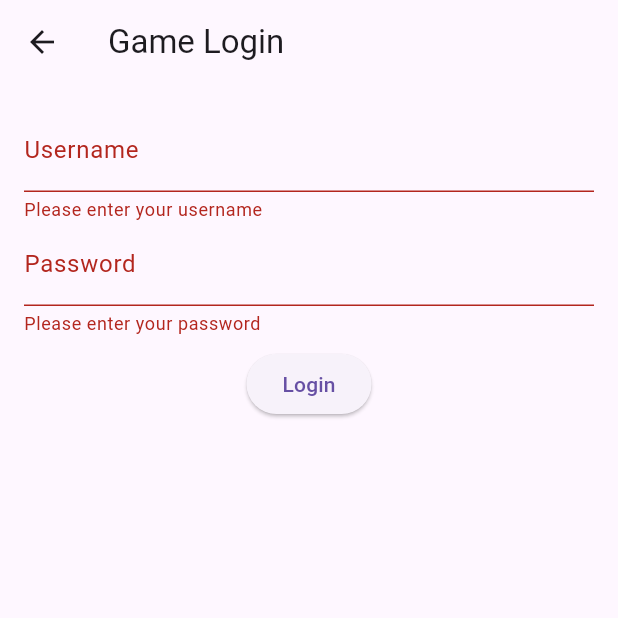
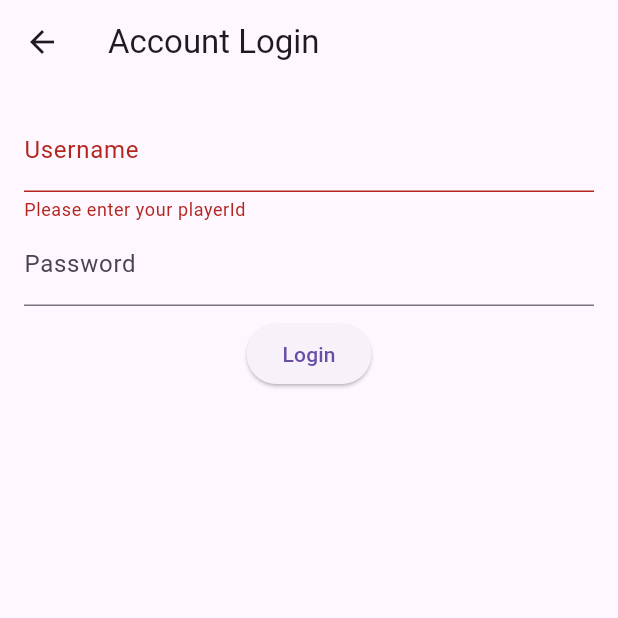
Before and after one commit to deniza/somun-flutter, a Flutter app: the LoginPage screen opened directly, after a tap on "Login", on a phone screen of 412 x 824 dp, the top half of it. Run offline on Flutter 3.47's test engine with Material 3 defaults, Android fonts, the phone set to English and light mode, and no system bars.

Commit message:
implemented base login routing

```diff
--- a/examples/example_game/lib/pages/login_page.dart
+++ b/examples/example_game/lib/pages/login_page.dart
@@ -1,4 +1,6 @@
+import 'package:example_game/pages/lobby_page.dart';
 import 'package:flutter/material.dart';
+import 'package:example_game/managers/game_manager.dart';
 
 class LoginPage extends StatelessWidget {
 
@@ -8,7 +10,7 @@ class LoginPage extends StatelessWidget {
   Widget build(BuildContext context) {
       return Scaffold(
         appBar: AppBar(
-          title: const Text('Game Login'),
+          title: const Text('Account Login'),
         ),
         body: const LoginForm(),
       );
@@ -42,7 +44,7 @@ class _LoginFormState extends State<LoginForm> {
               decoration: const InputDecoration(labelText: 'Username'),
               validator: (value) {
                 if (value!.isEmpty) {
-                  return 'Please enter your username';
+                  return 'Please enter your playerId';
                 }
                 return null;
               },
@@ -51,23 +53,16 @@ class _LoginFormState extends State<LoginForm> {
               controller: _passwordController,
               decoration: const InputDecoration(labelText: 'Password'),
               obscureText: true,
-              validator: (value) {
-                if (value!.isEmpty) {
-                  return 'Please enter your password';
-                }
-                return null;
-              },
             ),
             Padding(
               padding: const EdgeInsets.all(8.0),
               child: ElevatedButton(
                 onPressed: () {
                   if (_formKey.currentState!.validate()) {
-                    // If the form is valid, display a Snackbar.
                     ScaffoldMessenger.of(context).showSnackBar(
-                      const SnackBar(content: Text('Processing Data')),
+                      const SnackBar(content: Text('Logging in...')),
                     );
-                    // Here you would send the username and password to your server for validation
+                    _login(_usernameController.text, _passwordController.text);
                   }
                 },
                 child: const Text('Login'),
@@ -78,4 +73,26 @@ class _LoginFormState extends State<LoginForm> {
       ),
     );
   }
+
+  void _login(String playerId, String password) async {
+
+    gameManager.login(playerId, password, (success) {
+      if (success) {
+
+        Navigator.push(
+          context,
+          MaterialPageRoute(builder: (context) => const LobbyPage()
+        ));
+
+      } else {
+
+        ScaffoldMessenger.of(context).showSnackBar(
+          const SnackBar(content: Text('Login failed. Please try again.')),
+        );
+
+      }
+    });
+
+  }
+
 }
```
Also changed, not shown: examples/example_game/lib/managers/game_manager.dart (added, +29 -0 lines), examples/example_game/lib/pages/lobby_page.dart (added, +15 -0 lines).
